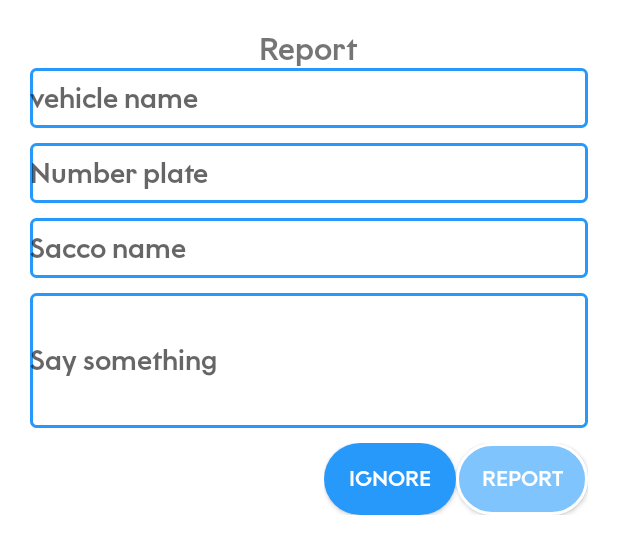
After one commit to Mutegisamuel/SafariCare, an Android app: the layout popup_dialogue.xml on its own in the app's theme, with its tools: preview values and no code run, on a phone screen of 412 x 824 dp. The commit adds this screen. Shown: the top 554 px of the screen. Run offline under Robolectric (Android 15) with nearby library versions, the phone set to English and light mode, and no system bars.

Commit message:
update 3.1

```diff
--- a/app/src/main/res/layout/fragment_tweet.xml
+++ b/app/src/main/res/layout/fragment_tweet.xml
@@ -9,7 +9,7 @@
       android:id="@+id/sbholder"
       android:layout_width="match_parent"
       android:layout_height="120dp"
-      android:background="@color/colorAccent">
+      android:background="@color/colorPrimaryDark">
 
     <AutoCompleteTextView
         android:id="@+id/searchbox"
--- /dev/null
+++ b/app/src/main/res/layout/popup_dialogue.xml
@@ -0,0 +1,76 @@
+<?xml version="1.0" encoding="utf-8"?>
+<LinearLayout
+    xmlns:android="http://schemas.android.com/apk/res/android"
+    android:layout_width="match_parent"
+    android:layout_height="match_parent"
+    android:orientation="vertical"
+    android:padding="20dp"
+    android:background="@color/white">
+
+    <TextView
+        android:layout_width="wrap_content"
+        android:layout_height="wrap_content"
+        android:text="Report"
+        android:textSize="20sp"
+        android:layout_gravity="center"
+        android:fontFamily="@font/litsans"/>
+
+    <EditText
+        android:id="@+id/dialogueVN"
+        android:layout_width="match_parent"
+        android:layout_height="40dp"
+        android:hint="vehicle name"
+        android:fontFamily="@font/litsans"
+        android:background="@drawable/custom_edit_txt"
+        android:layout_marginBottom="10dp"/>
+    <EditText
+        android:id="@+id/dialogueNP"
+        android:layout_width="match_parent"
+        android:layout_height="40dp"
+        android:hint="Number plate"
+        android:fontFamily="@font/litsans"
+        android:background="@drawable/custom_edit_txt"
+        android:layout_marginBottom="10dp"/>
+    <EditText
+        android:id="@+id/dialogueSN"
+        android:layout_width="match_parent"
+        android:layout_height="40dp"
+        android:hint="Sacco name"
+        android:fontFamily="@font/litsans"
+        android:background="@drawable/custom_edit_txt"
+        android:layout_marginBottom="10dp"/>
+    <EditText
+        android:id="@+id/dialogueSS"
+        android:layout_width="match_parent"
+        android:layout_height="90dp"
+        android:hint="Say something"
+        android:fontFamily="@font/litsans"
+        android:background="@drawable/custom_edit_txt"
+        android:layout_marginBottom="10dp"/>
+    <LinearLayout
+        android:layout_width="wrap_content"
+        android:layout_height="wrap_content"
+        android:orientation="horizontal"
+        android:layout_gravity="right"
+        >
+
+        <Button
+            android:id="@+id/dialogueIgnoreBtn"
+            android:layout_width="wrap_content"
+            android:layout_height="wrap_content"
+            android:background="@drawable/buttonstyle"
+            android:text="ignore"
+            android:textColor="#fff"
+            android:fontFamily="@font/litsans"/>
+        <Button
+            android:id="@+id/dialogueReportBtn"
+            android:layout_width="wrap_content"
+            android:layout_height="wrap_content"
+            android:background="@drawable/buttonstyle2"
+            android:text="Report"
+            android:textColor="#fff"
+            android:fontFamily="@font/litsans"/>
+    </LinearLayout>
+
+
+</LinearLayout>
```
